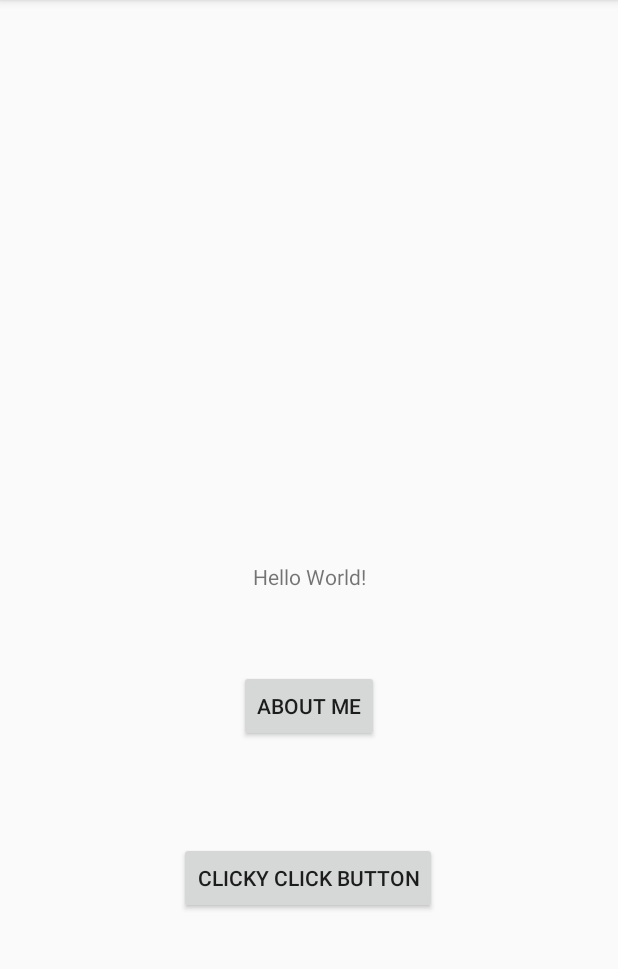
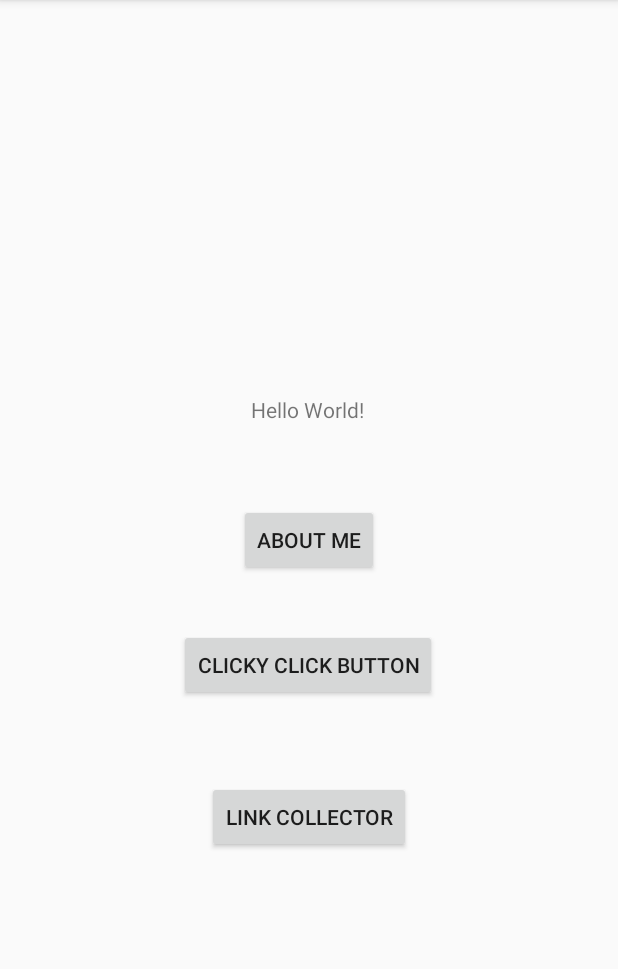
Before and after one commit to rabmaranon/MobileDev, an Android app: the screen it shows after launch (MainActivity), on a phone screen of 412 x 824 dp, the part 84-1053 px from its top. Run offline under Robolectric (Android 15) with nearby library versions, the phone set to English and light mode, and no system bars.

Commit message:
Added link collector

```diff
--- a/Spyk/app/build.gradle
+++ b/Spyk/app/build.gradle
@@ -28,6 +28,7 @@ dependencies {
     implementation 'androidx.constraintlayout:constraintlayout:1.1.3'
     implementation 'androidx.wear:wear:1.0.0'
     implementation 'androidx.gridlayout:gridlayout:1.0.0'
+    implementation 'com.google.android.material:material:1.4.0'
     testImplementation 'junit:junit:4.12'
     androidTestImplementation 'androidx.test.ext:junit:1.1.1'
     androidTestImplementation 'androidx.test.espresso:espresso-core:3.2.0'
--- a/Spyk/app/src/main/AndroidManifest.xml
+++ b/Spyk/app/src/main/AndroidManifest.xml
@@ -11,10 +11,10 @@
         android:roundIcon="@mipmap/spyk_launcher_round"
         android:supportsRtl="true"
         android:theme="@style/AppTheme">
-
+        <activity android:name=".LinkCollectorActivity"></activity>
         <activity
             android:name=".ClickClickActivity"
-            android:label="@string/title_activity_click_click"></activity>
+            android:label="@string/title_activity_click_click" />
         <activity android:name=".MainActivity">
             <intent-filter>
                 <action android:name="android.intent.action.MAIN" />
--- a/Spyk/app/src/main/java/com/example/spyk/MainActivity.java
+++ b/Spyk/app/src/main/java/com/example/spyk/MainActivity.java
@@ -37,6 +37,18 @@ public class MainActivity extends AppCompatActivity {
                 startActivity(intent);
             }
         });
+
+        Button linkCollectorButton = findViewById(R.id.linkCollector);
+        linkCollectorButton.setOnClickListener(new View.OnClickListener() {
+
+            @Override
+            public void onClick(View view) {
+                Bundle bundle = new Bundle();
+                Intent intent = new Intent(MainActivity.this, LinkCollectorActivity.class);
+                intent.putExtras(bundle);
+                startActivity(intent);
+            }
+        });
     }
 
     public void toastMsg(String msg) {
--- a/Spyk/app/src/main/res/layout/activity_main.xml
+++ b/Spyk/app/src/main/res/layout/activity_main.xml
@@ -12,9 +12,11 @@
         android:layout_height="wrap_content"
         android:text="Hello World!"
         app:layout_constraintBottom_toBottomOf="parent"
+        app:layout_constraintHorizontal_bias="0.498"
         app:layout_constraintLeft_toLeftOf="parent"
         app:layout_constraintRight_toRightOf="parent"
-        app:layout_constraintTop_toTopOf="parent" />
+        app:layout_constraintTop_toTopOf="parent"
+        app:layout_constraintVertical_bias="0.352" />
 
     <Button
         android:id="@+id/aboutMeButton"
@@ -32,13 +34,14 @@
         android:id="@+id/initialImage"
         android:layout_width="225dp"
         android:layout_height="186dp"
+        android:layout_marginTop="20dp"
         android:layout_marginBottom="72dp"
         android:visibility="invisible"
         app:layout_constraintBottom_toTopOf="@+id/helloWorldText"
         app:layout_constraintEnd_toEndOf="parent"
         app:layout_constraintStart_toStartOf="parent"
         app:layout_constraintTop_toTopOf="parent"
-        app:layout_constraintVertical_bias="1.0"
+        app:layout_constraintVertical_bias="0.0"
         app:srcCompat="@drawable/cat" />
 
     <Button
@@ -51,6 +54,18 @@
         app:layout_constraintHorizontal_bias="0.497"
         app:layout_constraintStart_toStartOf="parent"
         app:layout_constraintTop_toBottomOf="@+id/aboutMeButton"
-        app:layout_constraintVertical_bias="0.296" />
+        app:layout_constraintVertical_bias="0.105" />
+
+    <Button
+        android:id="@+id/linkCollector"
+        android:layout_width="wrap_content"
+        android:layout_height="wrap_content"
+        android:layout_marginTop="40dp"
+        android:text="Link Collector"
+        app:layout_constraintBottom_toBottomOf="parent"
+        app:layout_constraintEnd_toEndOf="parent"
+        app:layout_constraintStart_toStartOf="parent"
+        app:layout_constraintTop_toBottomOf="@+id/clickyClickButton"
+        app:layout_constraintVertical_bias="0.062" />
 
 </androidx.constraintlayout.widget.ConstraintLayout>
```
Also changed, not shown: Spyk/app/src/main/java/com/example/spyk/LinkCollectorActivity.java (added, +124 -0 lines), Spyk/app/src/main/res/layout/activity_link_collector.xml (added, +74 -0 lines).
